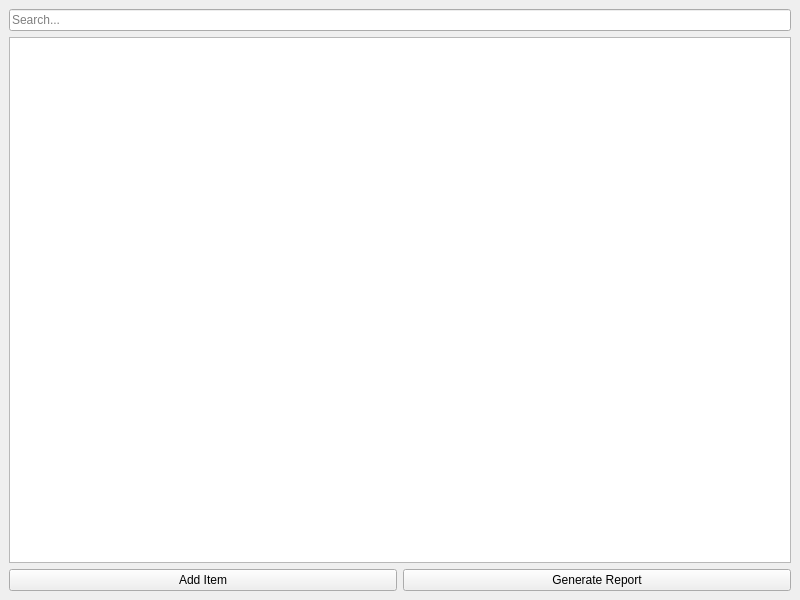
First picture: the form in ui/main_window.ui, repository giacomeli/MedTrack, before the edit.
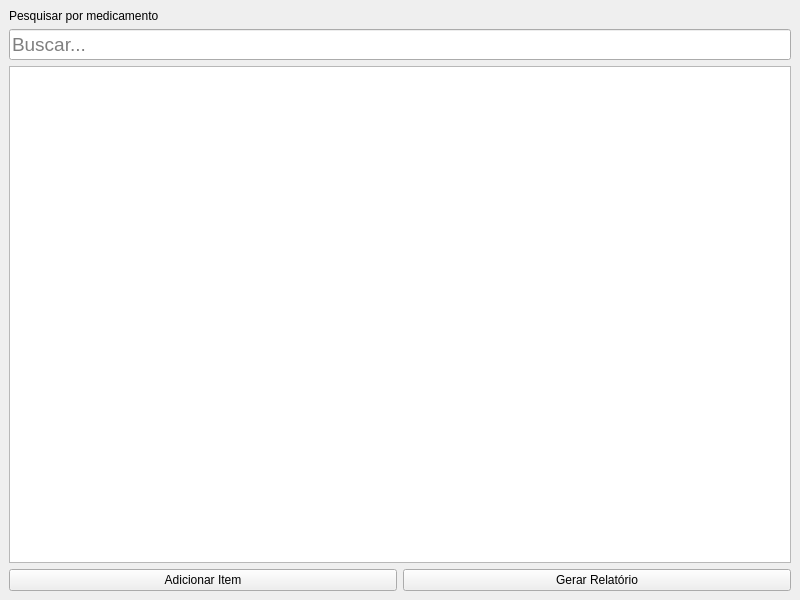
Second picture: the form after the edit.

Commit message: wip:fix:broken layout

What changed in the file:
```diff
--- a/ui/main_window.ui
+++ b/ui/main_window.ui
@@ -16,11 +16,30 @@
   <widget class="QWidget" name="centralwidget">
    <layout class="QVBoxLayout" name="verticalLayout">
     <item>
+     <layout class="QVBoxLayout" name="searchInputLayout">
+      <item>
+       <widget class="QLabel" name="searchInputLabel">
+        <property name="text">
+         <string>Pesquisar por medicamento</string>
+        </property>
+       </widget>
+      </item>
+      <item>
      <widget class="QLineEdit" name="searchInput">
       <property name="placeholderText">
-       <string>Search...</string>
-      </property>
-     </widget>
+         <string>Buscar...</string>
+        </property>
+        <property name="font">
+         <font>
+          <pointsize>14</pointsize>
+         </font>
+        </property>
+        <property name="minimumHeight">
+         <number>40</number>
+        </property>
+       </widget>
+      </item>
+     </layout>
     </item>
     <item>
      <widget class="QTableWidget" name="stockTable"/>
@@ -30,14 +49,14 @@
       <item>
        <widget class="QPushButton" name="addButton">
         <property name="text">
-         <string>Add Item</string>
+         <string>Adicionar Item</string>
         </property>
        </widget>
       </item>
       <item>
        <widget class="QPushButton" name="reportButton">
         <property name="text">
-         <string>Generate Report</string>
+         <string>Gerar Relatório</string>
         </property>
        </widget>
       </item>
```
Left out of the diff: 2 changed lines with no effect on the pictures. Lines whose indentation alone changed are shown as unchanged. The commit also changes 18 other files.
